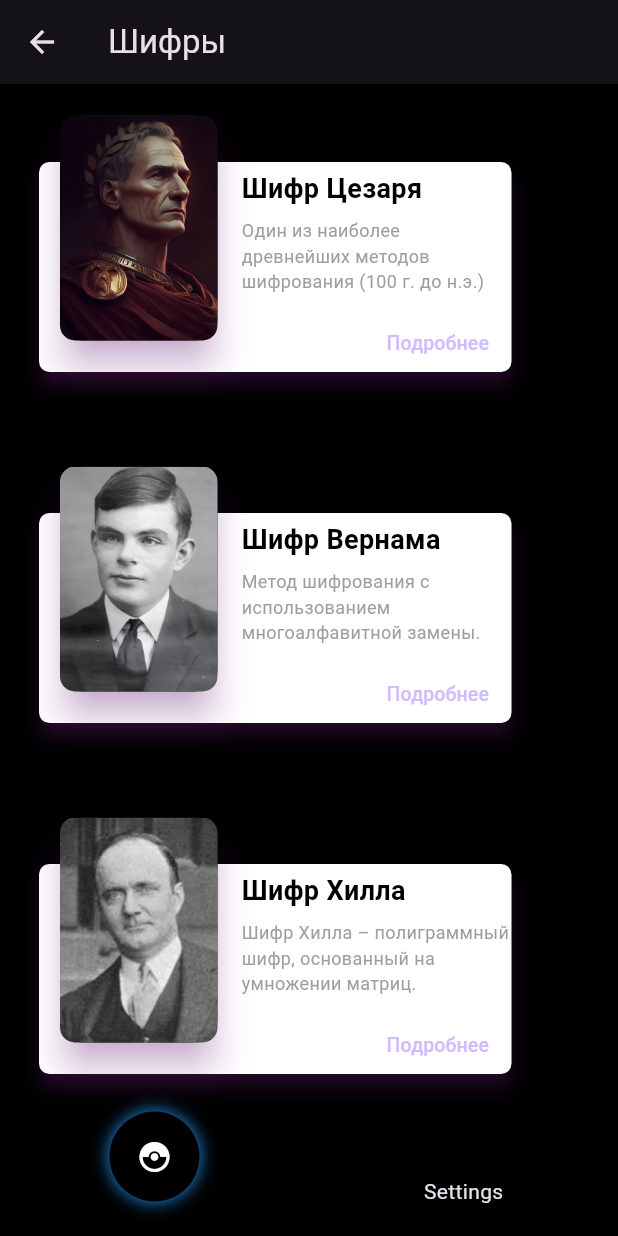
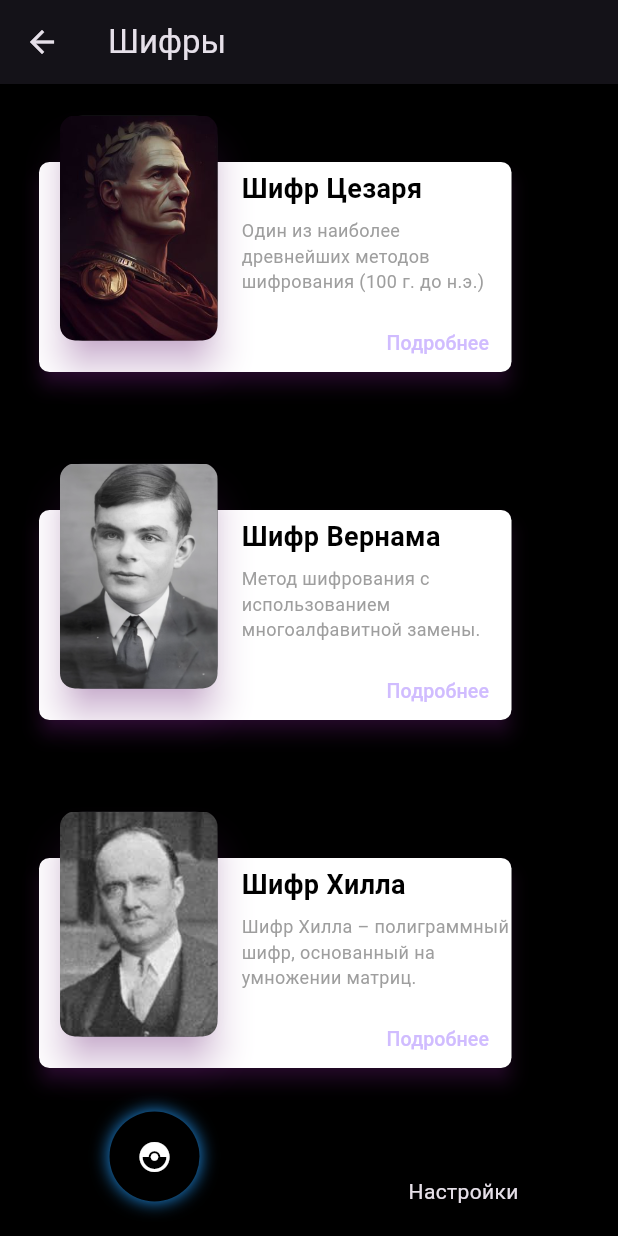
Before and after one commit to TheMusoftware/EncryptEd, a Flutter app: the HomeScreen screen opened by its route, on a phone screen of 412 x 824 dp. Run offline on Flutter 3.47's test engine with Material 3 defaults, Android fonts, the light colour scheme and no system bars; drawn by our look-alikes of circle_nav_bar; our stand-ins replace google_fonts.

Commit message:
updated ciphers.dart

```diff
--- a/lib/screens/ciphers.dart
+++ b/lib/screens/ciphers.dart
@@ -81,7 +81,7 @@ class CipherCard extends StatelessWidget {
   @override
   Widget build(BuildContext context) {
     return Container(
-      margin: const EdgeInsets.only(bottom: 3), // уменьшено расстояние между карточками
+      margin: const EdgeInsets.only(bottom:1), // уменьшено расстояние между карточками
       height: 230,  // уменьшена высота карточки
       child: Stack(
         children: [
--- a/lib/screens/hill_cipher.dart
+++ b/lib/screens/hill_cipher.dart
@@ -7,7 +7,7 @@ class HillCipherScreen extends StatelessWidget {
   @override
   Widget build(BuildContext context) {
     return Scaffold(
-      appBar: AppBar(title: const Text('Меню')),
+      appBar: AppBar(title: const Text('Шифр Хилла')),
       body: SingleChildScrollView(
         child: Padding(
           padding: const EdgeInsets.all(16.0),
--- a/lib/screens/home_screen.dart
+++ b/lib/screens/home_screen.dart
@@ -27,8 +27,8 @@ class _HomeScreenState extends State<HomeScreen> {
           Icon(Icons.settings),
         ],
         inactiveIcons: const [
-          Text("Home"),
-          Text("Settings"),
+          Text("Главная"),
+          Text("Настройки"),
         ],
         color: Colors.black,
         circleColor: Colors.black,
```
Also changed, not shown: lib/screens/login_screen.dart (line endings or trailing spaces), lib/screens/opening_screen.dart (line endings or trailing spaces), 125 other files.
